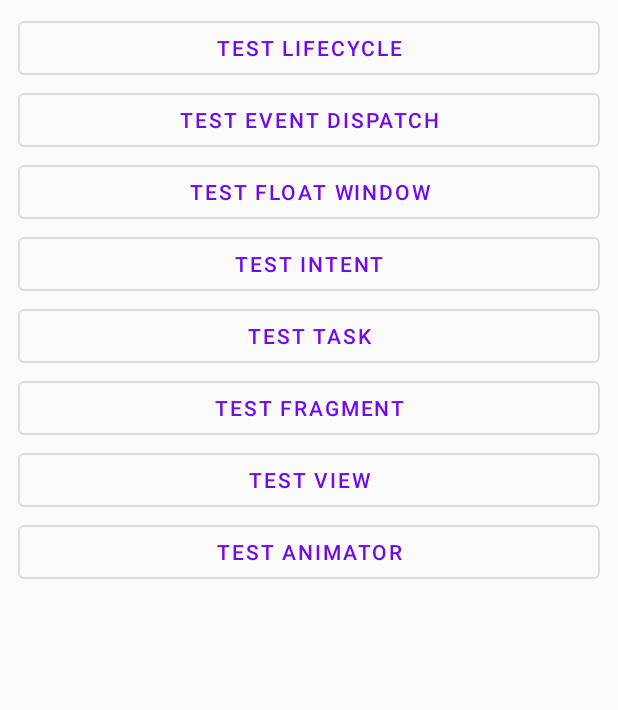
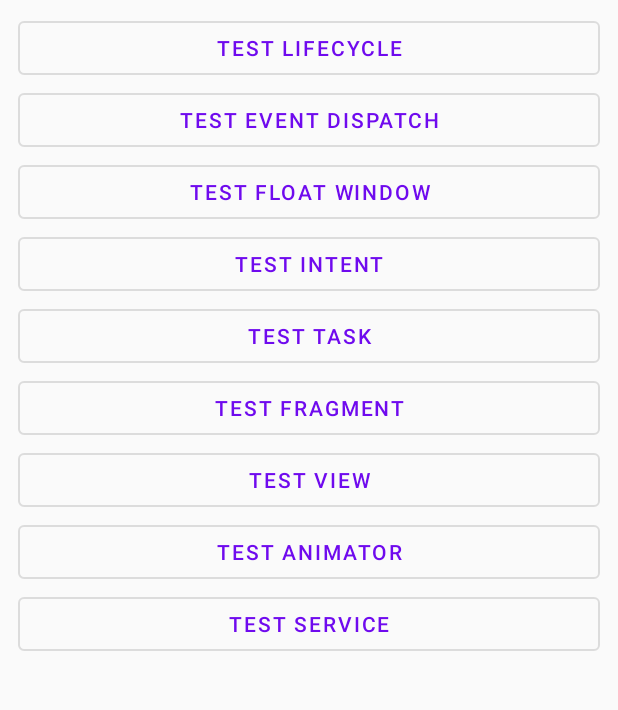
Before and after one commit to KunMinX/Relearn-Android, an Android app: the TestMainActivity screen opened directly, with no data from a screen before it, on a phone screen of 412 x 824 dp, the part 525-1235 px from its top. Run offline under Robolectric (Android 15) with nearby library versions, the phone set to English and light mode, and no system bars.

Commit message:
补充测试服务的代码

```diff
--- a/app/src/main/AndroidManifest.xml
+++ b/app/src/main/AndroidManifest.xml
@@ -70,7 +70,9 @@
         <activity android:name=".test04_fragment_test.between.BetweenFragmentActivity" />
         <activity android:name=".test04_fragment_test.child.ViewPagerFragmentActivity" />
 
-<!--        <activity android:name=".test.StatusActivity" />-->
+        <!--        <activity android:name=".test.StatusActivity" />-->
+
+        <activity android:name=".test_service.TestServiceActivity" />
     </application>
 
     <uses-permission android:name="android.permission.INTERNET" />
--- a/app/src/main/java/com/kunminx/basicfacttesting/TestMainActivity.java
+++ b/app/src/main/java/com/kunminx/basicfacttesting/TestMainActivity.java
@@ -11,6 +11,7 @@ import com.kunminx.basicfacttesting.test02_intent_test.IntentTestActivity;
 import com.kunminx.basicfacttesting.test03_task_test.StandardOneActivity;
 import com.kunminx.basicfacttesting.test04_fragment_test.jump.AddFragmentActivity;
 import com.kunminx.basicfacttesting.test_animator.AnimatorListActivity;
+import com.kunminx.basicfacttesting.test_service.TestServiceActivity;
 import com.kunminx.basicfacttesting.touch_dispatch_test.TestDispatchActivity;
 import com.kunminx.basicfacttesting.window_test.TestWindowActivity;
 
@@ -54,6 +55,10 @@ public class TestMainActivity extends AppCompatActivity {
         startActivity(new Intent(this, AnimatorListActivity.class));
     }
 
+    public void testService(View view) {
+        startActivity(new Intent(this, TestServiceActivity.class));
+    }
+
    /* public void testStatus(View view) {
         startActivity(new Intent(this, StatusActivity.class));
     }*/
--- a/app/src/main/java/com/kunminx/basicfacttesting/test_service/TestIntentService.java
+++ b/app/src/main/java/com/kunminx/basicfacttesting/test_service/TestIntentService.java
@@ -22,4 +22,10 @@ public class TestIntentService extends IntentService {
     protected void onHandleIntent(@Nullable Intent intent) {
 
     }
+
+    @Override
+    public void onDestroy() {
+        super.onDestroy();
+
+    }
 }
--- a/app/src/main/res/layout/activity_test_main.xml
+++ b/app/src/main/res/layout/activity_test_main.xml
@@ -114,6 +114,16 @@
                 android:onClick="testStatus"
                 android:text="@string/test_status" />-->
 
+            <com.google.android.material.button.MaterialButton
+                android:id="@+id/btn_test_service"
+                style="@style/Widget.MaterialComponents.Button.OutlinedButton"
+                android:layout_width="match_parent"
+                android:layout_height="wrap_content"
+                android:layout_marginLeft="12dp"
+                android:layout_marginRight="12dp"
+                android:onClick="testService"
+                android:text="@string/test_service" />
+
         </LinearLayout>
 
     </androidx.core.widget.NestedScrollView>
--- a/app/src/main/res/values/strings.xml
+++ b/app/src/main/res/values/strings.xml
@@ -8,6 +8,7 @@
     <string name="test_fragment">test fragment</string>
     <string name="test_view">test view</string>
     <string name="test_animator">test animator</string>
+    <string name="test_service">test service</string>
     <string name="test_status">test status</string>
     <string name="relearn_android_2019_kunminx">Relearn-Android © 2019 KunMinX</string>
     <string name="jump_to_fragment_two">跳转到Fragment Two</string>
```
Also changed, not shown: app/src/main/java/com/kunminx/basicfacttesting/test_service/TestService.java (+22 -1 lines), app/src/main/java/com/kunminx/basicfacttesting/test_service/TestServiceActivity.java (+56 -1 lines).
